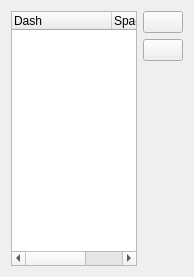
This is src/ui/symbollayer/qgsdashspacewidgetbase.ui in nextgis/nextgisqgis as Qt 5 draws it before an edit. The edited form follows.
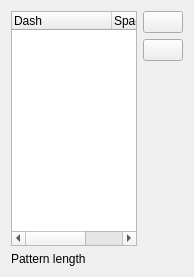
This is the edited form. Custom widgets are drawn as their Qt base class.

What changed in the file:
```diff
--- a/src/ui/symbollayer/qgsdashspacewidgetbase.ui
+++ b/src/ui/symbollayer/qgsdashspacewidgetbase.ui
@@ -62,6 +62,30 @@
      </column>
     </widget>
    </item>
+   <item row="1" column="0" colspan="2">
+    <layout class="QHBoxLayout" name="horizontalLayout" stretch="0,1">
+     <property name="bottomMargin">
+      <number>0</number>
+     </property>
+     <item>
+      <widget class="QLabel" name="label">
+       <property name="text">
+        <string>Pattern length</string>
+       </property>
+      </widget>
+     </item>
+     <item>
+      <widget class="QLabel" name="mPatternLengthLabel">
+       <property name="text">
+        <string/>
+       </property>
+       <property name="textInteractionFlags">
+        <set>Qt::TextBrowserInteraction</set>
+       </property>
+      </widget>
+     </item>
+    </layout>
+   </item>
   </layout>
  </widget>
  <customwidgets>
```
Left out of the diff: 2 changed lines with no effect on the pictures.
